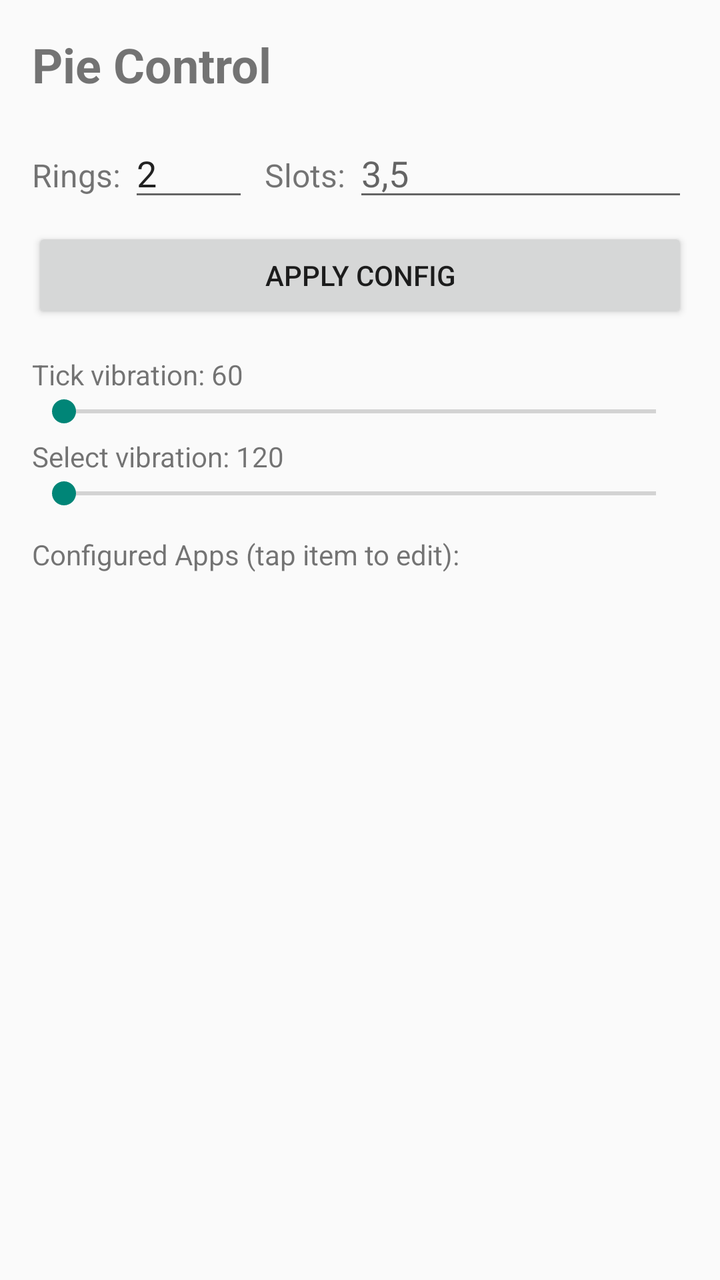
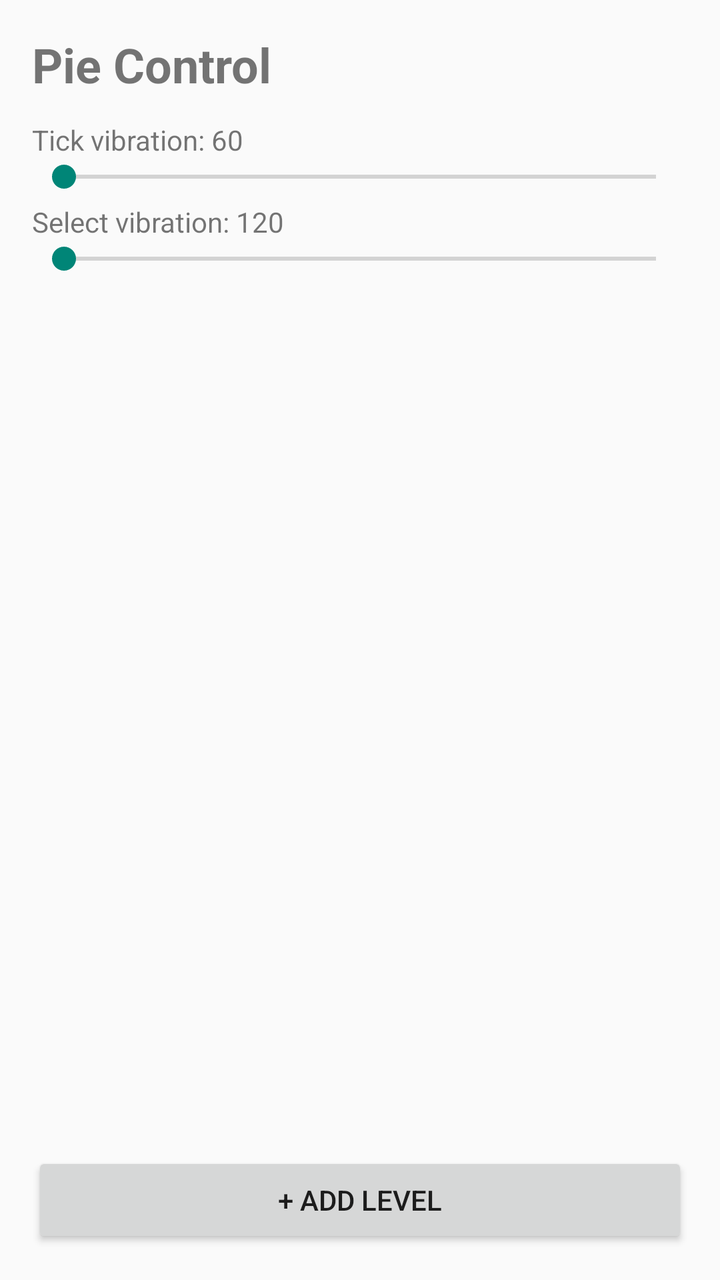

An Android layout rendered at two revisions. The XML below is the earlier revision; the diff shows what the commit changed to produce the second picture.
<!-- AndroidManifest.xml: application theme android:Theme.Material.Light.DarkActionBar -->
<!-- res/layout/activity_main.xml -->
<?xml version="1.0" encoding="utf-8"?>
<LinearLayout xmlns:android="http://schemas.android.com/apk/res/android"
    android:layout_width="match_parent"
    android:layout_height="match_parent"
    android:orientation="vertical"
    android:padding="16dp">

    <TextView
        android:layout_width="wrap_content"
        android:layout_height="wrap_content"
        android:text="Pie Control"
        android:textSize="24sp"
        android:textStyle="bold"
        android:layout_marginBottom="16dp" />

    <LinearLayout
        android:layout_width="match_parent"
        android:layout_height="wrap_content"
        android:orientation="horizontal"
        android:layout_marginBottom="8dp">

        <TextView
            android:layout_width="wrap_content"
            android:layout_height="wrap_content"
            android:text="Rings: "
            android:textSize="16sp" />

        <EditText
            android:id="@+id/ring_count"
            android:layout_width="60dp"
            android:layout_height="wrap_content"
            android:inputType="number"
            android:text="2" />

        <TextView
            android:layout_width="wrap_content"
            android:layout_height="wrap_content"
            android:text="  Slots: "
            android:textSize="16sp" />

        <EditText
            android:id="@+id/slots_config"
            android:layout_width="0dp"
            android:layout_height="wrap_content"
            android:layout_weight="1"
            android:inputType="text"
            android:hint="3,5" />
    </LinearLayout>

    <Button
        android:id="@+id/btn_apply_config"
        android:layout_width="match_parent"
        android:layout_height="wrap_content"
        android:layout_marginBottom="16dp"
        android:text="Apply Config" />

    <TextView
        android:id="@+id/vibe_tick_label"
        android:layout_width="wrap_content"
        android:layout_height="wrap_content"
        android:text="Tick vibration: 60"
        android:textSize="14sp" />

    <SeekBar
        android:id="@+id/vibe_tick_seek"
        android:layout_width="match_parent"
        android:layout_height="wrap_content"
        android:max="255"
        android:layout_marginBottom="4dp" />

    <TextView
        android:id="@+id/vibe_select_label"
        android:layout_width="wrap_content"
        android:layout_height="wrap_content"
        android:text="Select vibration: 120"
        android:textSize="14sp" />

    <SeekBar
        android:id="@+id/vibe_select_seek"
        android:layout_width="match_parent"
        android:layout_height="wrap_content"
        android:max="255"
        android:layout_marginBottom="12dp" />

    <TextView
        android:layout_width="wrap_content"
        android:layout_height="wrap_content"
        android:text="Configured Apps (tap item to edit):"
        android:textSize="14sp"
        android:layout_marginBottom="8dp" />

    <androidx.recyclerview.widget.RecyclerView
        android:id="@+id/items_list"
        android:layout_width="match_parent"
        android:layout_height="0dp"
        android:layout_weight="1" />

</LinearLayout>
<!-- resources referenced by this layout -->
<resources>

</resources>

<!-- the commit's change to res/layout/activity_main.xml (unified diff, before → after) -->
@@ -11,48 +11,7 @@
         android:text="Pie Control"
         android:textSize="24sp"
         android:textStyle="bold"
-        android:layout_marginBottom="16dp" />
-
-    <LinearLayout
-        android:layout_width="match_parent"
-        android:layout_height="wrap_content"
-        android:orientation="horizontal"
-        android:layout_marginBottom="8dp">
-
-        <TextView
-            android:layout_width="wrap_content"
-            android:layout_height="wrap_content"
-            android:text="Rings: "
-            android:textSize="16sp" />
-
-        <EditText
-            android:id="@+id/ring_count"
-            android:layout_width="60dp"
-            android:layout_height="wrap_content"
-            android:inputType="number"
-            android:text="2" />
-
-        <TextView
-            android:layout_width="wrap_content"
-            android:layout_height="wrap_content"
-            android:text="  Slots: "
-            android:textSize="16sp" />
-
-        <EditText
-            android:id="@+id/slots_config"
-            android:layout_width="0dp"
-            android:layout_height="wrap_content"
-            android:layout_weight="1"
-            android:inputType="text"
-            android:hint="3,5" />
-    </LinearLayout>
-
-    <Button
-        android:id="@+id/btn_apply_config"
-        android:layout_width="match_parent"
-        android:layout_height="wrap_content"
-        android:layout_marginBottom="16dp"
-        android:text="Apply Config" />
+        android:layout_marginBottom="12dp" />
 
     <TextView
         android:id="@+id/vibe_tick_label"
@@ -82,17 +41,17 @@
         android:max="255"
         android:layout_marginBottom="12dp" />
 
-    <TextView
-        android:layout_width="wrap_content"
-        android:layout_height="wrap_content"
-        android:text="Configured Apps (tap item to edit):"
-        android:textSize="14sp"
-        android:layout_marginBottom="8dp" />
-
     <androidx.recyclerview.widget.RecyclerView
         android:id="@+id/items_list"
         android:layout_width="match_parent"
         android:layout_height="0dp"
         android:layout_weight="1" />
 
+    <Button
+        android:id="@+id/btn_add_level"
+        android:layout_width="match_parent"
+        android:layout_height="wrap_content"
+        android:layout_marginTop="8dp"
+        android:text="+ Add Level" />
+
 </LinearLayout>
